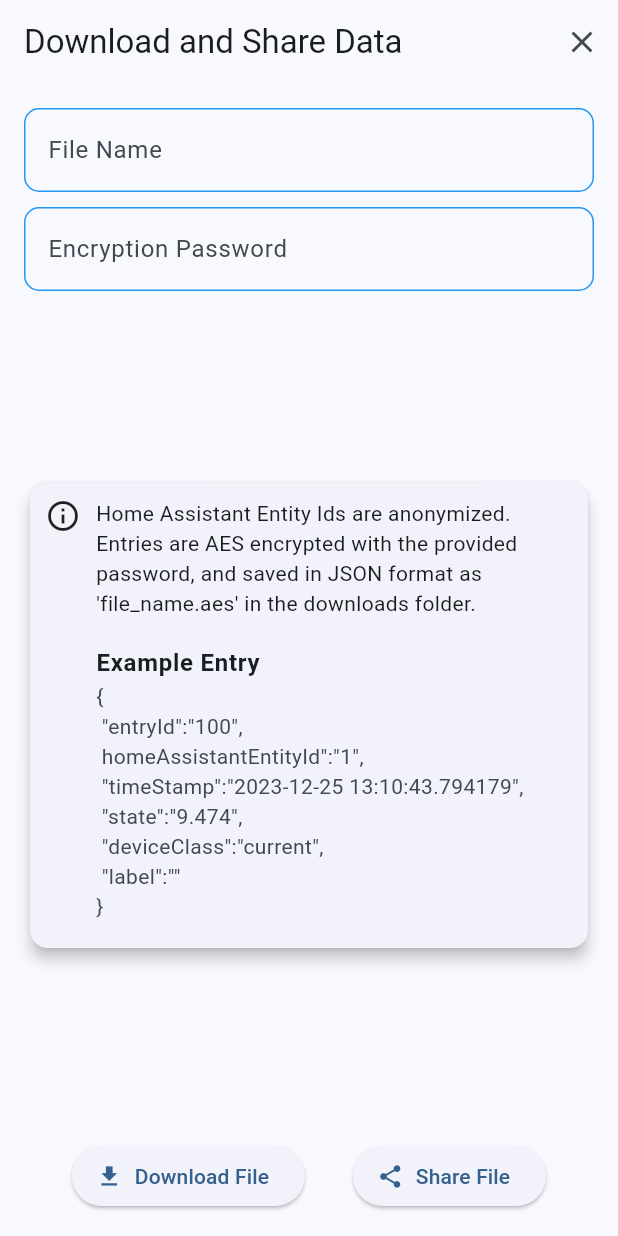
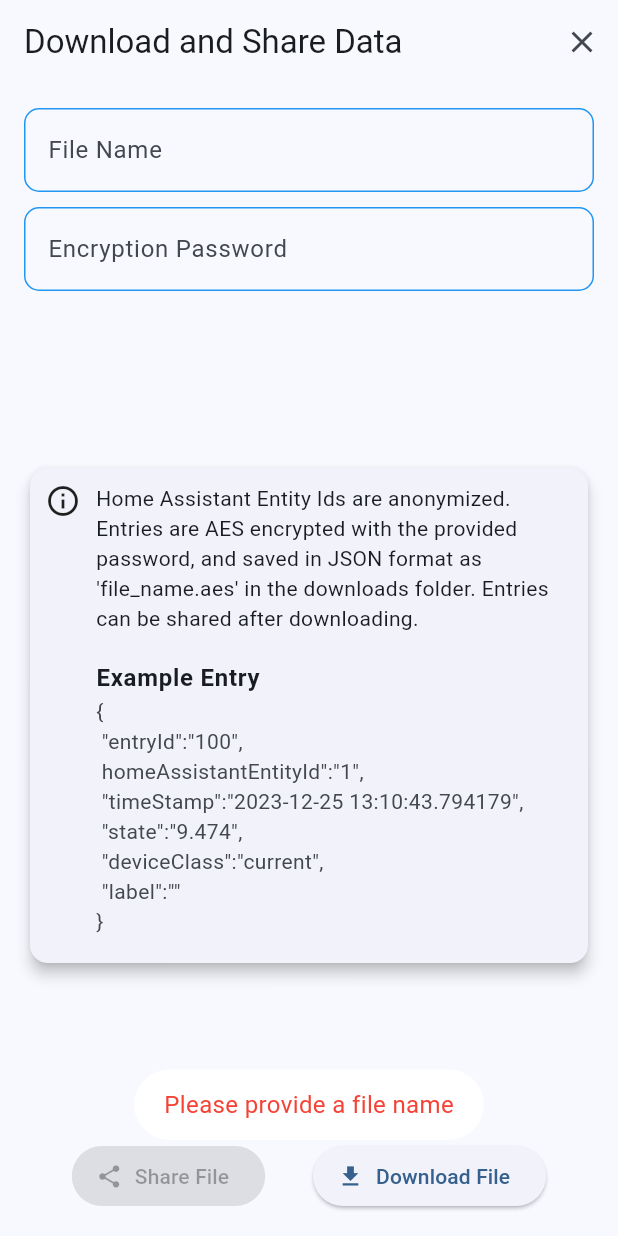
Before and after one commit to yileijiang/smart-plug-data-flutter-app, a Flutter app: the DataSharingDialog screen opened directly, after a tap on "Download File", on a phone screen of 412 x 824 dp. Run offline on Flutter 3.47's test engine with Material 3 defaults, Android fonts, the phone set to English and light mode, and no system bars; our stand-ins replace drift, flutter_bloc, flutter_local_notifications, fluttertoast, get_it, share_plus and 1 more; missing offline and left inert: aes_crypt_null_safe, encrypted_drift, flutter_foreground_task; accounts and stored records are empty; generated files the repository leaves out were written again; statements that could not run were skipped.

Commit message:
added download and share file

```diff
--- a/lib/blocs/data_sharing_dialog_bloc/data_sharing_dialog_bloc.dart
+++ b/lib/blocs/data_sharing_dialog_bloc/data_sharing_dialog_bloc.dart
@@ -1,7 +1,16 @@
+import 'dart:convert';
+import 'dart:io';
+
 import 'package:flutter_bloc/flutter_bloc.dart';
+import 'package:get_it/get_it.dart';
+import 'package:share_plus/share_plus.dart';
 import 'package:smart_plug_data/blocs/data_sharing_dialog_bloc/data_sharing_dialog_event.dart';
 import 'package:smart_plug_data/blocs/data_sharing_dialog_bloc/data_sharing_dialog_state.dart';
+import 'package:smart_plug_data/data/database/database.dart';
 import 'package:smart_plug_data/data/repositories/smart_plug_entries _repository.dart';
+import 'package:smart_plug_data/services/encryption_service.dart';
+import 'package:smart_plug_data/utils/anonymization_utils.dart';
+import 'package:smart_plug_data/utils/toast_utils.dart';
 
 class DataSharingDialogBloc
     extends Bloc<DataSharingDialogEvent, DataSharingDialogState> {
@@ -10,23 +19,68 @@ class DataSharingDialogBloc
   DataSharingDialogBloc({required this.smartPlugEntriesRepository})
       : super(DataSharingDialogClosed()) {
     on<OpenDataSharingDialog>(_mapOpenDataSharingDialogEventToState);
+    on<CloseDataSharingDialog>(_mapCloseDataSharingDialogEventToState);
     on<DownloadData>(_mapDownloadDataEventToState);
+    on<ShareData>(_mapShareDataEventToState);
   }
 
   void _mapOpenDataSharingDialogEventToState(
       OpenDataSharingDialog event, Emitter<DataSharingDialogState> emit) async {
       emit(DataSharingDialogOpen());
-    //Share.share('Hello Welcome to FlutterCampus', subject: 'Welcome Message');
+
   }
 
-  void _mapOpenDataSharingDialogEventToState(
-      OpenDataSharingDialog event, Emitter<DataSharingDialogState> emit) async {
-    emit(DataSharingDialogOpen());
-    //Share.share('Hello Welcome to FlutterCampus', subject: 'Welcome Message');
+  void _mapCloseDataSharingDialogEventToState(
+      CloseDataSharingDialog event, Emitter<DataSharingDialogState> emit) async {
+    emit(DataSharingDialogClosed());
   }
 
   void _mapDownloadDataEventToState(
       DownloadData event, Emitter<DataSharingDialogState> emit) async {
-    emit(DataSharingDialogClosed());
+    if (event.fileName.isEmpty) {
+      ToastUtils.showErrorToast('Please provide a file name');
+      return;
+    }
+
+    if (event.encryptionPassword.isEmpty) {
+      ToastUtils.showErrorToast('Please provide an encryption password');
+      return;
+    }
+
+    try {
+      Directory? fileDirectory = Directory('/storage/emulated/0/Download');
+      if (!await fileDirectory.exists()) {
+        ToastUtils.showErrorToast('Error: download directory does not exist');
+        return;
+      }
+
+      List<SmartPlugEntry> smartPlugEntries = await smartPlugEntriesRepository.getSmartPlugEntries();
+      List<SmartPlugEntry> anonymizedSmartPlugEntries = AnonymizationUtils.anonymizeHomeAssistantEntityIds(smartPlugEntries);
+      String smartPlugEntriesJson = jsonEncode(anonymizedSmartPlugEntries);
+      String path = GetIt.instance<EncryptionService>().encryptDataAndSaveToFile(smartPlugEntriesJson, fileDirectory.path, event.fileName, event.encryptionPassword);
+
+      emit(DataDownloadSuccess(path));
+
+      ToastUtils.showSuccessToast('Downloaded data as ${event.fileName}.aes');
+    } catch (e) {
+      ToastUtils.showErrorToast('Error downloading data');
+    }
+
+
+  }
+
+
+  void _mapShareDataEventToState(
+      ShareData event, Emitter<DataSharingDialogState> emit) async {
+    try {
+      final result = await Share.shareXFiles([XFile('/storage/emulated/0/Download/${event.fileName}.aes')], text: 'Attachment contains AES encrypted smart plug data entries in JSON format. The file can be decrypted with the password and any software using the AES Crypt standard file format. More information on AES Crypt can be found at https://www.aescrypt.com/.', subject: 'Smart Plug Data Entries');
+
+      if (result.status == ShareResultStatus.success) {
+        ToastUtils.showSuccessToast('File shared');
+      }
+    } catch (e) {
+      ToastUtils.showErrorToast('Error sharing file');
+    }
+
   }
 }
--- a/lib/blocs/data_sharing_dialog_bloc/data_sharing_dialog_event.dart
+++ b/lib/blocs/data_sharing_dialog_bloc/data_sharing_dialog_event.dart
@@ -5,4 +5,15 @@ class OpenDataSharingDialog extends DataSharingDialogEvent {}
 
 class CloseDataSharingDialog extends DataSharingDialogEvent {}
 
-class DownloadData extends DataSharingDialogEvent {}
+class DownloadData extends DataSharingDialogEvent {
+  String fileName;
+  String encryptionPassword;
+
+  DownloadData(this.fileName, this.encryptionPassword);
+}
+
+class ShareData extends DataSharingDialogEvent {
+  String fileName;
+
+  ShareData(this.fileName);
+}
--- a/lib/blocs/data_sharing_dialog_bloc/data_sharing_dialog_state.dart
+++ b/lib/blocs/data_sharing_dialog_bloc/data_sharing_dialog_state.dart
@@ -4,3 +4,9 @@ abstract class DataSharingDialogState {}
 class DataSharingDialogOpen extends DataSharingDialogState {}
 
 class DataSharingDialogClosed extends DataSharingDialogState {}
+
+class DataDownloadSuccess extends DataSharingDialogState {
+  String path;
+
+  DataDownloadSuccess(this.path);
+}
--- a/lib/di/dependencies.dart
+++ b/lib/di/dependencies.dart
@@ -3,6 +3,7 @@ import 'package:smart_plug_data/data/database/database_manager.dart';
 import 'package:smart_plug_data/data/repositories/registered_smart_plugs_repository.dart';
 import 'package:smart_plug_data/data/repositories/settings_repository.dart';
 import 'package:smart_plug_data/data/repositories/smart_plug_entries%20_repository.dart';
+import 'package:smart_plug_data/services/encryption_service.dart';
 import 'package:smart_plug_data/services/foreground_task_service.dart';
 import 'package:smart_plug_data/services/home_assistant_websocket_api_service.dart';
 import 'package:smart_plug_data/services/message_pipeline_service/handlers/message_handler_device_class_attribute.dart';
@@ -24,6 +25,8 @@ class Dependencies {
     getIt.registerLazySingleton<ForegroundTaskService>(() => ForegroundTaskService());
     getIt.registerLazySingleton<HomeAssistantWebSocketAPIService>(() => HomeAssistantWebSocketAPIService());
     getIt.registerLazySingleton<NotificationService>(() => NotificationService());
+    getIt.registerLazySingleton<EncryptionService>(() => EncryptionService());
+
 
     getIt.registerLazySingleton<DatabaseManager>(() => DatabaseManager());
 
--- /dev/null
+++ b/lib/services/encryption_service.dart
@@ -0,0 +1,14 @@
+import 'package:aes_crypt_null_safe/aes_crypt_null_safe.dart';
+
+class EncryptionService {
+  AesCrypt crypt = AesCrypt();
+
+   String encryptDataAndSaveToFile(
+      String data, String path, String filename, String encryptionPassword) {
+     crypt.setOverwriteMode(AesCryptOwMode.rename);
+     crypt.setPassword(encryptionPassword);
+     return crypt.encryptTextToFileSync(data, '$path/$filename.aes');
+   }
+
+
+}
--- a/lib/ui/screens/home_page.dart
+++ b/lib/ui/screens/home_page.dart
@@ -8,7 +8,7 @@ import 'package:smart_plug_data/blocs/smart_plug_entries_bloc/smart_plug_entries
 import 'package:smart_plug_data/blocs/smart_plug_entry_dialog_bloc/smart_plug_entry_dialog_bloc.dart';
 import 'package:smart_plug_data/data/repositories/smart_plug_entries _repository.dart';
 import 'package:smart_plug_data/ui/widgets/data_sharing_button.dart';
-import 'package:smart_plug_data/ui/widgets/data_sharing_dialog.dart';
+import 'package:smart_plug_data/ui/widgets/data_sharing_dialog_widget.dart';
 import 'package:smart_plug_data/ui/widgets/menu_app_bar_widget.dart';
 import 'package:smart_plug_data/ui/widgets/smart_plug_entries_list_widget.dart';
 import 'package:smart_plug_data/ui/widgets/smart_plug_entry_dialog_widget.dart';
--- a/lib/ui/widgets/data_sharing_dialog.dart
+++ /dev/null
@@ -1,166 +0,0 @@
-import 'package:flutter/material.dart';
-import 'package:flutter_bloc/flutter_bloc.dart';
-import 'package:smart_plug_data/blocs/data_sharing_dialog_bloc/data_sharing_dialog_bloc.dart';
-import 'package:smart_plug_data/blocs/data_sharing_dialog_bloc/data_sharing_dialog_state.dart';
-
-class DataSharingDialog extends StatelessWidget {
-  final DataSharingDialogBloc dataSharingDialogBloc;
-
-  const DataSharingDialog({
-    required this.dataSharingDialogBloc,
-    super.key,
-  });
-
-  @override
-  Widget build(BuildContext context) {
-    final TextEditingController passwordController = TextEditingController();
-    final TextEditingController fileNameController = TextEditingController();
-
-    return Scaffold(
-        resizeToAvoidBottomInset: true,
-        appBar: AppBar(
-          title: const Text('Download and Share Data'),
-          automaticallyImplyLeading: false,
-          actions: [
-            IconButton(
-              icon: const Icon(Icons.close),
-              onPressed: () {
-                Navigator.of(context).pop();
-              },
-            ),
-          ],
-        ),
-        body: Dialog.fullscreen(
-          child: Padding(
-            padding: const EdgeInsets.all(16.0),
-            child: Column(
-              mainAxisAlignment: MainAxisAlignment.spaceBetween,
-              children: [
-                Column(children: [
-                  TextField(
-                    controller: fileNameController,
-                    autofocus: false,
-                    canRequestFocus: true,
-                    decoration: const InputDecoration(
-                      labelText: 'File Name',
-                      hintText: 'Enter File Name',
-                      enabledBorder: OutlineInputBorder(
-                        borderRadius: BorderRadius.all(Radius.circular(10)),
-                        borderSide: BorderSide(color: Colors.blue),
-                      ),
-                      focusedBorder: OutlineInputBorder(
-                        borderRadius: BorderRadius.all(Radius.circular(10)),
-                        borderSide: BorderSide(color: Colors.blue),
-                      ),
-                    ),
-                  ),
-                  const SizedBox(height: 10.0),
-                  TextField(
-                    controller: passwordController,
-                    autofocus: false,
-                    canRequestFocus: true,
-                    decoration: const InputDecoration(
-                      labelText: 'Encryption Password',
-                      hintText: 'Enter Encryption Password',
-                      enabledBorder: OutlineInputBorder(
-                        borderRadius: BorderRadius.all(Radius.circular(10)),
-                        borderSide: BorderSide(color: Colors.blue),
-                      ),
-                      focusedBorder: OutlineInputBorder(
-                        borderRadius: BorderRadius.all(Radius.circular(10)),
-                        borderSide: BorderSide(color: Colors.blue),
-                      ),
-                    ),
-                  ),
-                ],),
-
-                const Flexible(
-                  child: Card(
-                    elevation: 4.0,
-                    child: Padding(
-                      padding: EdgeInsets.all(10.0),
-                      child: Row(
-                        crossAxisAlignment: CrossAxisAlignment.start,
-                        children: [
-                          Icon(Icons.info_outline),
-                          SizedBox(width: 10.0),
-                          Expanded(
-                            child: Scrollbar(
-                              thumbVisibility: true,
-                              child: SingleChildScrollView(
-                                child: Column(
-                                  children: [
-                                    Text(
-                                      'Home Assistant Entity Ids are anonymized. Entries are AES encrypted with the provided password, and saved in JSON format as \'file_name.aes\' in the downloads folder.',
-                                    ),
-                                    SizedBox(height: 10.0),
-                                    ListTile(
-                                      contentPadding:
-                                          EdgeInsets.symmetric(horizontal: 0),
-                                      title: Text(
-                                        'Example Entry',
-                                        style: TextStyle(
-                                            fontWeight: FontWeight.bold),
-                                      ),
-                                      subtitle:
-                                          // TODO: change data to proper entry
-                                          Text(
-                                              """{\n "entryId":"100",\n homeAssistantEntityId":"1", \n "timeStamp":"2023-12-25 13:10:43.794179",\n "state":"9.474", \n "deviceClass":"current", \n "label":"" \n}"""),
-                                    ),
-                                  ],
-                                ),
-                              ),
-                            ),
-                          ),
-                        ],
-                      ),
-                    ),
-                  ),
-                ),
-                OverflowBar(
-                  alignment: MainAxisAlignment.spaceEvenly,
-                  children: <Widget>[
-                    ElevatedButton.icon(
-                      onPressed: () {},
-                      icon: const Icon(Icons.download),
-                      label: const Text('Download File'),
-                    ),
-                    ElevatedButton.icon(
-                      onPressed: () {},
-                      icon: const Icon(Icons.share),
-                      label: const Text('Share File'),
-                    ),
-                  ],
-                ),
-              ],
-            ),
-          ),
-        ));
-  }
-}
-
-class DataSharingDialogWidget extends StatelessWidget {
-  const DataSharingDialogWidget({super.key});
-  @override
-  Widget build(BuildContext context) {
-    return BlocListener<DataSharingDialogBloc, DataSharingDialogState>(
-      listener: (context, state) {
-        if (state is DataSharingDialogOpen) {
-          showDialog(
-            barrierDismissible: false,
-            context: context,
-            builder: (BuildContext newContext) {
-              return DataSharingDialog(
-                dataSharingDialogBloc:
-                    BlocProvider.of<DataSharingDialogBloc>(context),
-              );
-            },
-          );
-        } else if (state is DataSharingDialogClosed) {
-          Navigator.of(context).pop();
-        }
-      },
-      child: const SizedBox(),
-    );
-  }
-}
--- /dev/null
+++ b/lib/ui/widgets/data_sharing_dialog_widget.dart
@@ -0,0 +1,183 @@
+import 'package:flutter/material.dart';
+import 'package:flutter_bloc/flutter_bloc.dart';
+import 'package:smart_plug_data/blocs/data_sharing_dialog_bloc/data_sharing_dialog_bloc.dart';
+import 'package:smart_plug_data/blocs/data_sharing_dialog_bloc/data_sharing_dialog_event.dart';
+import 'package:smart_plug_data/blocs/data_sharing_dialog_bloc/data_sharing_dialog_state.dart';
+
+class DataSharingDialog extends StatelessWidget {
+  final DataSharingDialogBloc dataSharingDialogBloc;
+
+  const DataSharingDialog({
+    required this.dataSharingDialogBloc,
+    super.key,
+  });
+
+  @override
+  Widget build(BuildContext context) {
+    final TextEditingController passwordController = TextEditingController();
+    final TextEditingController fileNameController = TextEditingController();
+
+      return Scaffold(
+          resizeToAvoidBottomInset: true,
+          appBar: AppBar(
+            title: const Text('Download and Share Data'),
+            automaticallyImplyLeading: false,
+            actions: [
+              IconButton(
+                icon: const Icon(Icons.close),
+                onPressed: () {
+                  dataSharingDialogBloc.add(CloseDataSharingDialog());
+                },
+              ),
+            ],
+          ),
+          body: Dialog.fullscreen(
+            child: Padding(
+              padding: const EdgeInsets.all(16.0),
+              child: Column(
+                mainAxisAlignment: MainAxisAlignment.spaceBetween,
+                children: [
+                  Column(
+                    children: [
+                      TextField(
+                        controller: fileNameController,
+                        autofocus: false,
+                        canRequestFocus: true,
+                        decoration: const InputDecoration(
+                          labelText: 'File Name',
+                          hintText: 'Enter File Name',
+                          enabledBorder: OutlineInputBorder(
+                            borderRadius: BorderRadius.all(Radius.circular(10)),
+                            borderSide: BorderSide(color: Colors.blue),
+                          ),
+                          focusedBorder: OutlineInputBorder(
+                            borderRadius: BorderRadius.all(Radius.circular(10)),
+                            borderSide: BorderSide(color: Colors.blue),
+                          ),
+                        ),
+                      ),
+                      const SizedBox(height: 10.0),
+                      TextField(
+                        controller: passwordController,
+                        autofocus: false,
+                        canRequestFocus: true,
+                        decoration: const InputDecoration(
+                          labelText: 'Encryption Password',
+                          hintText: 'Enter Encryption Password',
+                          enabledBorder: OutlineInputBorder(
+                            borderRadius: BorderRadius.all(Radius.circular(10)),
+                            borderSide: BorderSide(color: Colors.blue),
+                          ),
+                          focusedBorder: OutlineInputBorder(
+                            borderRadius: BorderRadius.all(Radius.circular(10)),
+                            borderSide: BorderSide(color: Colors.blue),
+                          ),
+                        ),
+                      ),
+                    ],
+                  ),
+                  const Flexible(
+                    child: Card(
+                      elevation: 4.0,
+                      child: Padding(
+                        padding: EdgeInsets.all(10.0),
+                        child: Row(
+                          crossAxisAlignment: CrossAxisAlignment.start,
+                          children: [
+                            Icon(Icons.info_outline),
+                            SizedBox(width: 10.0),
+                            Expanded(
+                              child: Scrollbar(
+                                thumbVisibility: true,
+                                child: SingleChildScrollView(
+                                  child: Column(
+                                    children: [
+                                      Text(
+                                        'Home Assistant Entity Ids are anonymized. Entries are AES encrypted with the provided password, and saved in JSON format as \'file_name.aes\' in the downloads folder. Entries can be shared after downloading.',
+                                      ),
+                                      SizedBox(height: 10.0),
+                                      ListTile(
+                                        contentPadding:
+                                            EdgeInsets.symmetric(horizontal: 0),
+                                        title: Text(
+                                          'Example Entry',
+                                          style: TextStyle(
+                                              fontWeight: FontWeight.bold),
+                                        ),
+                                        subtitle:
+                                            // TODO: change data to proper entry
+                                            Text(
+                                                """{\n "entryId":"100",\n homeAssistantEntityId":"1", \n "timeStamp":"2023-12-25 13:10:43.794179",\n "state":"9.474", \n "deviceClass":"current", \n "label":"" \n}"""),
+                                      ),
+                                    ],
+                                  ),
+                                ),
+                              ),
+                            ),
+                          ],
+                        ),
+                      ),
+                    ),
+                  ),
+                  OverflowBar(
+                    alignment: MainAxisAlignment.spaceEvenly,
+                    children: <Widget>[
+                      ElevatedButton.icon(
+                        onPressed: dataSharingDialogBloc.state
+                                is DataDownloadSuccess
+                            ? () {
+                                /*
+                                final fileName = (dataSharingDialogBloc.state
+
+                                        as DataDownloadSuccess)
+                                    .fileName;  */
+
+                                dataSharingDialogBloc.add(ShareData('hi'));
+                              }
+                            : null,
+                        icon: const Icon(Icons.share),
+                        label: const Text('Share File'),
+                      ),
+                      ElevatedButton.icon(
+                        onPressed: () {
+                          dataSharingDialogBloc.add(DownloadData(
+                              fileNameController.text,
+                              passwordController.text));
+                        },
+                        icon: const Icon(Icons.download),
+                        label: const Text('Download File'),
+                      ),
+                    ],
+                  ),
+                ],
+              ),
+            ),
+          ));
+    }
+  }
+
+class DataSharingDialogWidget extends StatelessWidget {
+  const DataSharingDialogWidget({super.key});
+  @override
+  Widget build(BuildContext context) {
+    return BlocListener<DataSharingDialogBloc, DataSharingDialogState>(
+      listener: (context, state) {
+        if (state is DataSharingDialogOpen) {
+          showDialog(
+            barrierDismissible: false,
+            context: context,
+            builder: (BuildContext newContext) {
+              return DataSharingDialog(
+                dataSharingDialogBloc:
+                    BlocProvider.of<DataSharingDialogBloc>(context),
+              );
+            },
+          );
+        } else if (state is DataSharingDialogClosed) {
+          Navigator.of(context).pop();
+        }
+      },
+      child: const SizedBox(),
+    );
+  }
+}
--- a/pubspec.yaml
+++ b/pubspec.yaml
@@ -35,7 +35,7 @@ dependencies:
     git:
       url: https://github.com/simolus3/drift.git
       path: extras/encryption
-  path_provider: ^2.0.0
+  path_provider: ^2.1.2
   path: ^1.9.0
   cupertino_icons: ^1.0.6
   flutter_foreground_task: ^6.1.3
@@ -46,6 +46,7 @@ dependencies:
   web_socket_channel: ^2.4.4
   flutter_local_notifications: ^17.0.0
   share_plus: ^7.2.2
+  aes_crypt_null_safe: ^3.0.0
 
 
 dev_dependencies:
```
Also changed, not shown: lib/utils/anonymization_utils.dart (added, +22 -0 lines), pubspec.lock.
